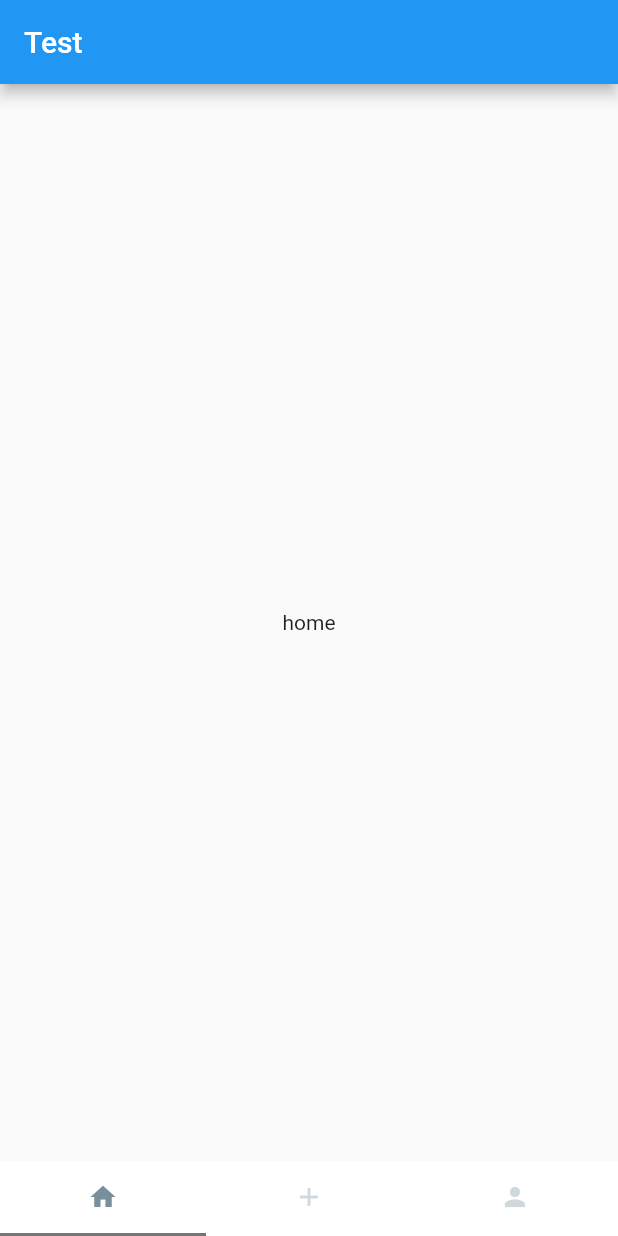
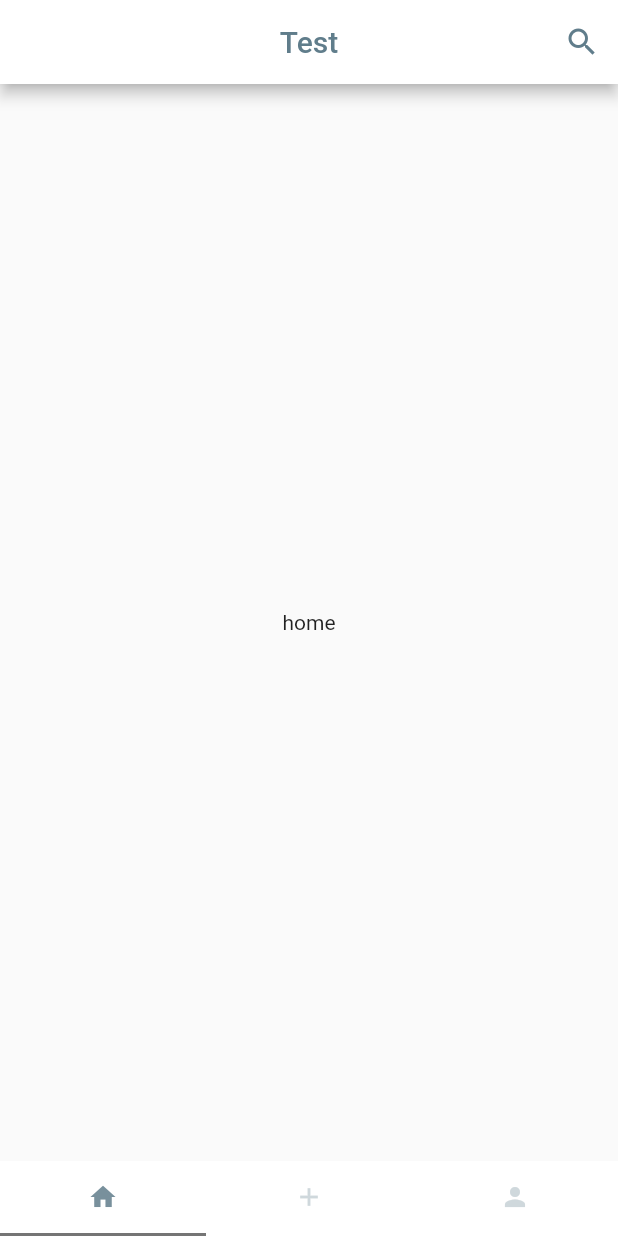
Before and after one commit to L-Hyeon/learn-flutter, a Flutter app: the screen it shows after launch, on a phone screen of 412 x 824 dp. Run offline on Flutter 3.47's test engine with Material 2 defaults, Android fonts, the phone set to English and light mode, and no system bars.

Commit message:
add search

```diff
--- a/lib/main.dart
+++ b/lib/main.dart
@@ -2,28 +2,28 @@ import 'package:flutter/material.dart';
 import 'package:untitled/widgets/bottom_bar.dart';
 import 'package:flutter/services.dart';
 
-void main() => runApp(MyApp());
+void main() => runApp(App());
 
-class MyApp extends StatelessWidget {
-  const MyApp({ Key? key }) : super(key: key);
+class App extends StatelessWidget {
+  const App({ Key? key }) : super(key: key);
 
   @override
   Widget build(BuildContext context) {
     SystemChrome.setEnabledSystemUIOverlays([]);
     TabController controller;
     return MaterialApp(
-      title: "Share",
+      debugShowCheckedModeBanner: false,
+      title: "Test",
       theme: ThemeData(
-        primaryColor: Colors.blueGrey,
-        accentColor: Colors.white
+        primaryColor: Colors.blueGrey
       ),
-      home: MyHomePage(),
+      home: Page(),
     );
   }
 }
 
-class MyHomePage extends StatelessWidget {
-  const MyHomePage({ Key? key }) : super(key: key);
+class Page extends StatelessWidget {
+  const Page({ Key? key }) : super(key: key);
 
   @override
   Widget build(BuildContext context) {
@@ -31,7 +31,25 @@ class MyHomePage extends StatelessWidget {
       length: 3,
       child: Scaffold(
         appBar: AppBar(
-          title: Text("Test")
+          title: Text(
+            "Test",
+            style: TextStyle(
+              color: Colors.blueGrey
+            ),
+          ),
+          centerTitle: true,
+          backgroundColor: Colors.white,
+          actions: <Widget>[
+            IconButton(
+              onPressed: (){
+                print('search');
+              },
+              icon: Icon(
+                Icons.search,
+                color: Colors.blueGrey,
+              )
+            )
+          ],
         ),
         body: TabBarView(
           physics: NeverScrollableScrollPhysics(),
```
Also changed, not shown: 1 other file.
